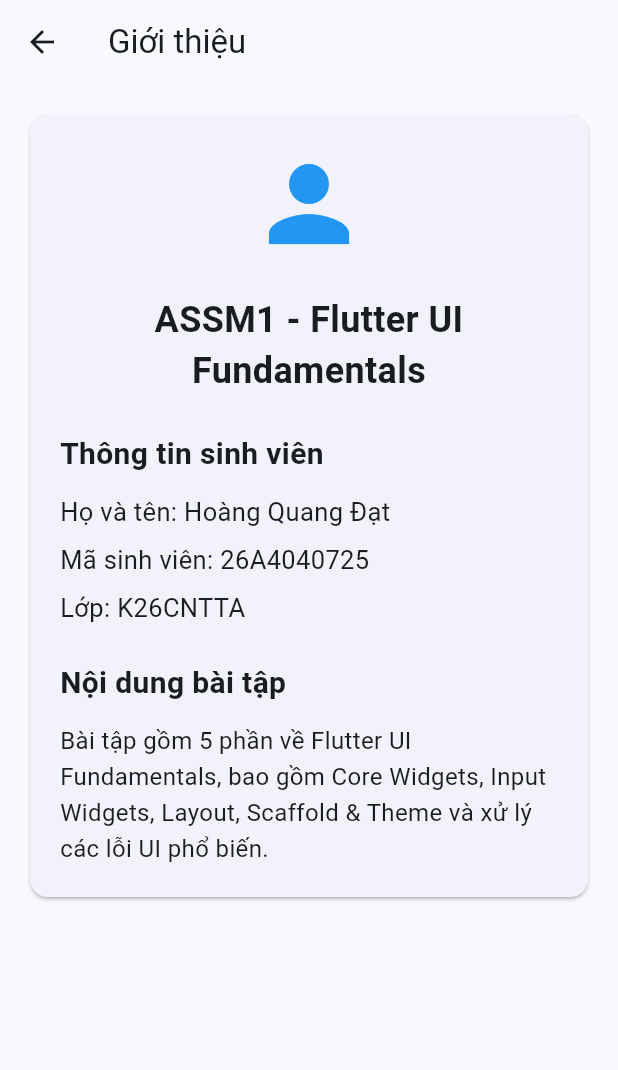
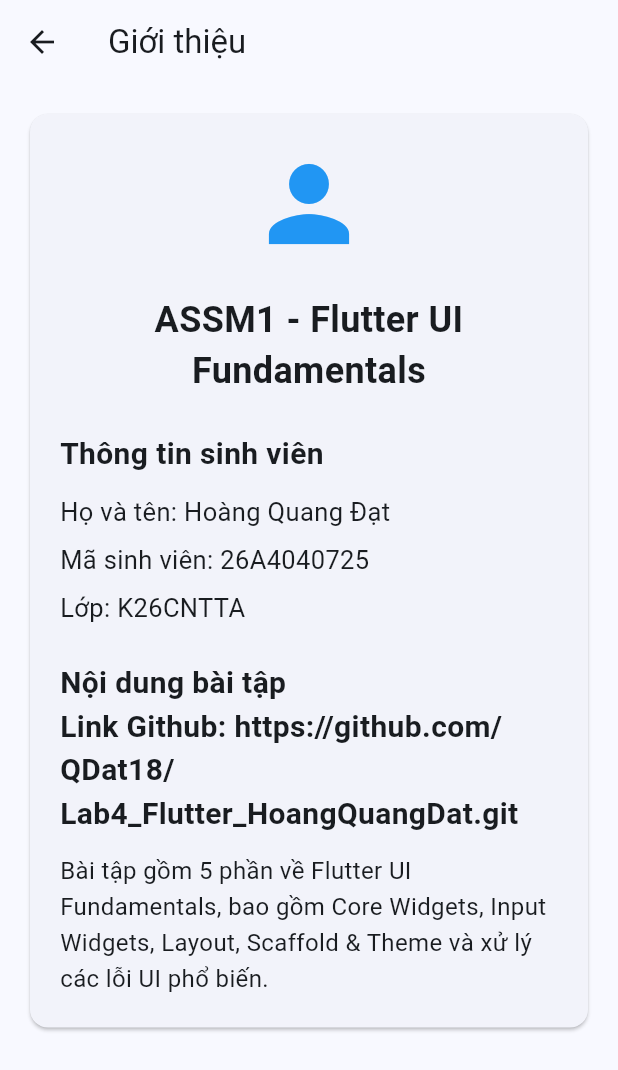
Before and after one commit to QDat18/Lab4_Flutter_HoangQuangDat, a Flutter app: the screen it shows after launch, after a tap on "Giới thiệu", on a phone screen of 412 x 824 dp. Shown: the top 1070 px of the screen. Run offline on Flutter 3.47's test engine with Material 3 defaults, Android fonts, the phone set to English and light mode, and no system bars.

Commit message:
Them thong tin ca nhan

```diff
--- a/lib/assignment.dart
+++ b/lib/assignment.dart
@@ -1,3 +1,9 @@
+// ASSM1 - Flutter UI Fundamentals
+// Họ và tên: Hoàng Quang Đạt
+// Mã sinh viên: 26A4040725
+// Lớp: K26CNTTA
+// GitHub: https://github.com/QDat18/Lab4_Flutter_HoangQuangDat.git
+
 import 'package:flutter/material.dart';
 
 void main() {
--- a/lib/screens/introduction_screen.dart
+++ b/lib/screens/introduction_screen.dart
@@ -1,3 +1,5 @@
+import 'dart:io';
+
 import 'package:flutter/material.dart';
 
 class IntroductionScreen extends StatelessWidget {
@@ -80,6 +82,14 @@
                   ),
                 ),
 
+                Text(
+                  'Link Github: https://github.com/QDat18/Lab4_Flutter_HoangQuangDat.git',
+                  style: TextStyle(
+                    fontSize: 20,
+                    fontWeight: FontWeight.bold,
+                  ),
+                ),
+
                 SizedBox(height: 12),
 
                 Text(
```
